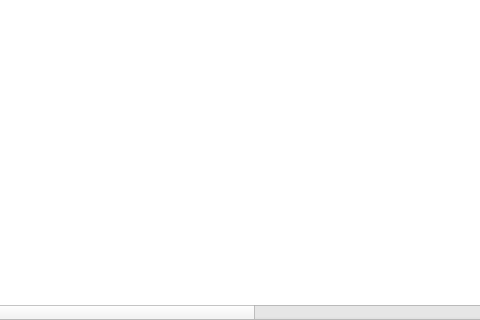
First picture: the form in MainFrame/Resources/UI/timecard.ui, repository Maze711/systemPayroll, before the edit; both pictures show x 268 to 748 and y 345 to 665 of the 1442 by 665 pixel window.
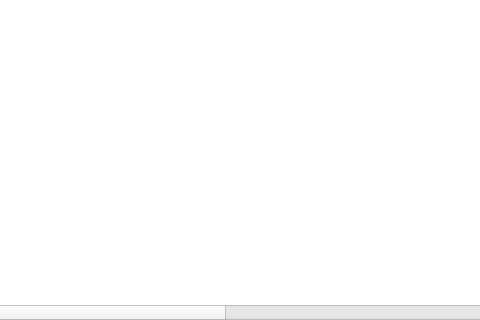
Second picture: the form after the edit. Icons and pictures are not drawn.

Commit message: Added SLVL and Revise Timecard Fetching SQL

The edit to the form file:
```diff
--- a/MainFrame/Resources/UI/timecard.ui
+++ b/MainFrame/Resources/UI/timecard.ui
@@ -114,7 +114,7 @@
     <bool>false</bool>
    </property>
    <property name="columnCount">
-    <number>16</number>
+    <number>17</number>
    </property>
    <attribute name="horizontalHeaderVisible">
     <bool>true</bool>
@@ -213,7 +213,12 @@
    </column>
    <column>
     <property name="text">
-     <string>New Column</string>
+     <string>Hours Work 2</string>
+    </property>
+   </column>
+   <column>
+    <property name="text">
+     <string>Allowed OT</string>
     </property>
    </column>
    <column>
```
The commit also changes 3 other files.
